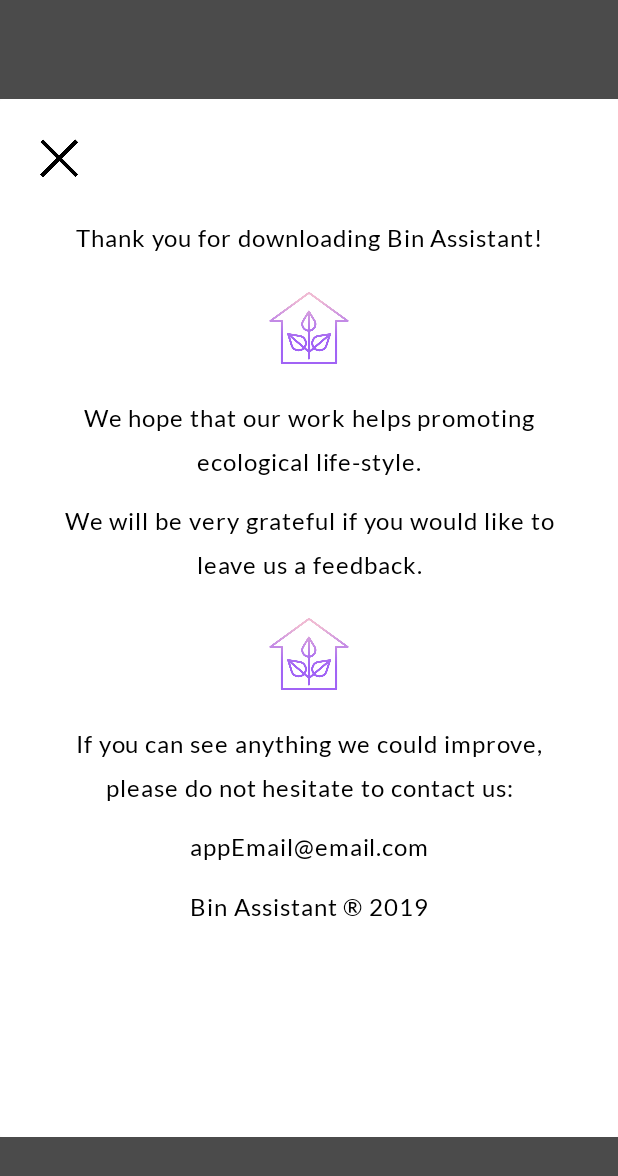
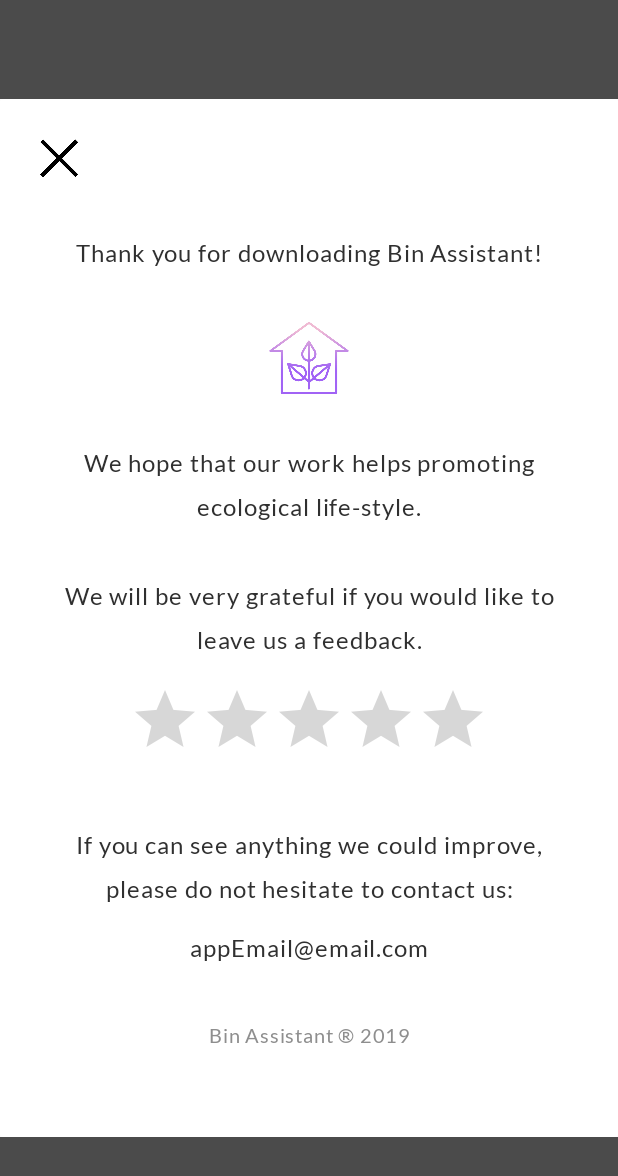
Before and after one commit to ravo9/Android_How_About_It_, an Android app: the fragment AppInfoViewFragment shown on its own in the app's theme, on a phone screen of 412 x 824 dp. Shown: the top 1176 px of the screen. Run offline under Robolectric (Android 15) with nearby library versions, the phone set to English and light mode, and no system bars; our stand-ins replace RxJava; network calls fail.

Commit message:
Application Info screen updated

```diff
--- a/app/src/main/java/dreamcatcher/howaboutit/data/repositories/ItemsRepository.kt
+++ b/app/src/main/java/dreamcatcher/howaboutit/data/repositories/ItemsRepository.kt
@@ -9,31 +9,12 @@ import dreamcatcher.howaboutit.network.ItemsNetworkInteractor
 // Data Repository - the main gate of the model (data) part of the application
 class ItemsRepository () {
 
-    val databaseInteractor = ItemsDatabaseInteractor()
-    val networkInteractor = ItemsNetworkInteractor()
+    private val databaseInteractor = ItemsDatabaseInteractor()
+    private val networkInteractor = ItemsNetworkInteractor()
 
     fun getSingleSavedItemById(id: String): LiveData<ItemEntity>? {
         return databaseInteractor.getSingleSavedItemById(id)
     }
-
-    /*fun getAllItems(): LiveData<List<ItemEntity>>? {
-
-        val returnList = MutableLiveData<List<ItemEntity>>()
-
-        networkInteractor.getAllItems().subscribe {
-            if (it.isSuccess) {
-
-                val itemsSet = it.getOrNull()
-
-                if (itemsSet != null) {
-                    databaseInteractor.addItemsSet(itemsSet)
-                    returnList.postValue(itemsSet)
-                }
-            }
-        }
-
-        return returnList
-    }*/
 
     fun getAllItems(): LiveData<List<ItemEntity>>? {
         updateDataFromBackEnd()
--- a/app/src/main/java/dreamcatcher/howaboutit/features/appInfoView/AppInfoViewFragment.kt
+++ b/app/src/main/java/dreamcatcher/howaboutit/features/appInfoView/AppInfoViewFragment.kt
@@ -1,12 +1,15 @@
 package dreamcatcher.howaboutit.features.appInfoView
 
+import android.content.Intent
+import android.net.Uri
 import android.os.Bundle
 import android.view.LayoutInflater
 import android.view.View
 import android.view.ViewGroup
 import androidx.fragment.app.Fragment
 import dreamcatcher.howaboutit.R
-import kotlinx.android.synthetic.main.detailed_item_view.*
+import kotlinx.android.synthetic.main.app_info_view.*
+import kotlinx.android.synthetic.main.detailed_item_view.btn_cross
 
 // A view displaying contact and general app information
 class AppInfoViewFragment : Fragment() {
@@ -24,5 +27,11 @@ class AppInfoViewFragment : Fragment() {
         btn_cross.setOnClickListener{
            activity?.onBackPressed()
         }
+
+        // Setup rating bar (stars) click listener
+        ratingBar.setOnRatingBarChangeListener { _, _, _ ->
+            val browserIntent = Intent(Intent.ACTION_VIEW, Uri.parse(getString(R.string.google_play_address)))
+            startActivity(browserIntent)
+        }
     }
 }
--- a/app/src/main/java/dreamcatcher/howaboutit/features/feed/ItemsGridAdapter.kt
+++ b/app/src/main/java/dreamcatcher/howaboutit/features/feed/ItemsGridAdapter.kt
@@ -36,10 +36,6 @@ class ItemsGridAdapter (private val context: Context, val clickListener: (String
         return 0
     }
 
-    private fun clearAll() {
-        (itemsList as LinkedList).clear()
-    }
-
     override fun getView(position: Int, convertView: View?, parent: ViewGroup?): View {
 
         // Inflate the view
--- a/app/src/main/res/layout/app_info_view.xml
+++ b/app/src/main/res/layout/app_info_view.xml
@@ -41,8 +41,8 @@
                 <TextView
                         android:layout_width="match_parent"
                         android:layout_height="wrap_content"
-                        android:layout_marginTop="80dp"
-                        android:layout_marginBottom="10dp"
+                        android:layout_marginTop="90dp"
+                        android:layout_marginBottom="20dp"
                         android:text="@string/thank_you_for_downloading_bin"/>
 
                 <ImageView
@@ -56,29 +56,29 @@
                 <TextView
                         android:layout_width="match_parent"
                         android:layout_height="wrap_content"
-                        android:layout_marginTop="10dp"
-                        android:layout_marginBottom="10dp"
+                        android:layout_marginTop="20dp"
+                        android:layout_marginBottom="20dp"
                         android:text="@string/we_hope_that_our_work"/>
 
                 <TextView
                         android:layout_width="match_parent"
                         android:layout_height="wrap_content"
-                        android:layout_marginTop="10dp"
+                        android:layout_marginTop="20dp"
                         android:layout_marginBottom="10dp"
                         android:text="@string/we_will_be_very_grateful"/>
 
-                <ImageView
-                        android:layout_width="60dp"
-                        android:layout_height="60dp"
+                <RatingBar
+                        android:id="@+id/ratingBar"
+                        android:layout_width="wrap_content"
+                        android:layout_height="wrap_content"
                         android:layout_marginTop="10dp"
-                        android:layout_marginBottom="10dp"
-                        android:src="@drawable/logo"
+                        android:layout_marginBottom="20dp"
                         android:layout_gravity="center_horizontal"/>
 
                 <TextView
                         android:layout_width="match_parent"
                         android:layout_height="wrap_content"
-                        android:layout_marginTop="10dp"
+                        android:layout_marginTop="20dp"
                         android:layout_marginBottom="10dp"
                         android:text="@string/if_you_can_see_anything"/>
 
@@ -90,9 +90,10 @@
                         android:text="@string/app_email"/>
 
                 <TextView
+                        style="@style/footer"
                         android:layout_width="match_parent"
                         android:layout_height="wrap_content"
-                        android:layout_marginTop="10dp"
+                        android:layout_marginTop="30dp"
                         android:layout_marginBottom="10dp"
                         android:text="@string/footer"/>
 
--- a/app/src/main/res/layout/loading_badge.xml
+++ b/app/src/main/res/layout/loading_badge.xml
@@ -65,6 +65,7 @@
             android:textColor="@color/colorTextVeryBright"/>
 
     <TextView
+            style="@style/footer"
             android:id="@+id/footer"
             android:layout_width="match_parent"
             android:layout_height="wrap_content"
--- a/app/src/main/res/values/colors.xml
+++ b/app/src/main/res/values/colors.xml
@@ -8,7 +8,7 @@
     <color name="colorBackground">#FFF</color>
     <color name="colorBackgroundAlternative">#000</color>
 
-    <color name="colorText">#000</color>
+    <color name="colorText">#303030</color>
     <color name="colorTextAlternative">#525252</color>
 
     <color name="colorTextBright">#7B7B7B</color>
--- a/app/src/main/res/values/strings.xml
+++ b/app/src/main/res/values/strings.xml
@@ -3,6 +3,9 @@
     <string name="app_name">Bin Assistant</string>
 
     <string name="app_email" translatable="false">appEmail@email.com</string>
+
+    <!-- Todo: Change the address before release. -->
+    <string name="google_play_address" translatable="false">https://play.google.com/store/apps/details?id=development.dreamcatcher.rankme</string>
 
     <string name="find_or_choose_the_kind">Find or choose the kind of waste from the list, to check
         how to recycle it properly.
--- a/app/src/main/res/values/styles.xml
+++ b/app/src/main/res/values/styles.xml
@@ -21,4 +21,9 @@
 
     </style>
 
+    <style name="footer">
+        <item name="android:textSize">@dimen/footer_text_size</item>
+        <item name="android:textColor">@color/colorTextVeryBright</item>
+    </style>
+
 </resources>
```
